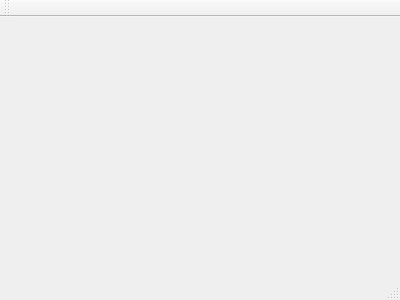
Qt form mainwindow.ui (Silobrlst/myTorrentClient) before a commit.
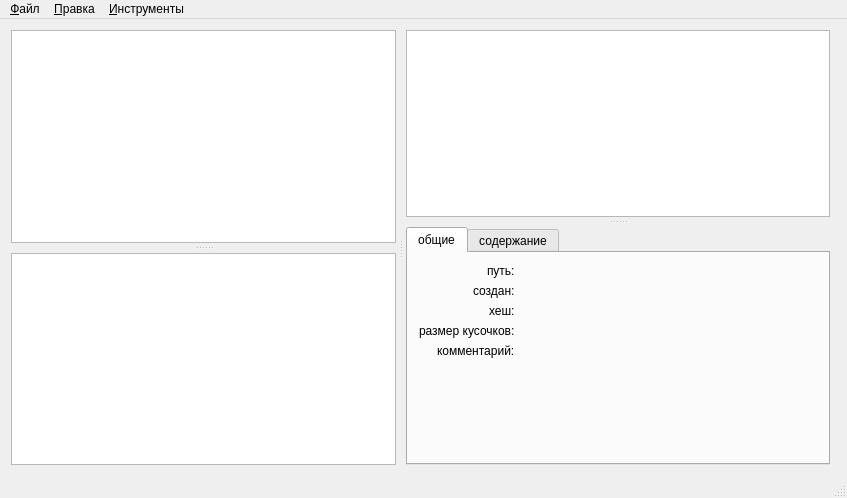
The same form after that commit.

```diff
--- a/mainwindow.ui
+++ b/mainwindow.ui
@@ -1,24 +1,281 @@
 <ui version="4.0">
  <class>MainWindow</class>
- <widget class="QMainWindow" name="MainWindow" >
-  <property name="geometry" >
+ <widget class="QMainWindow" name="MainWindow">
+  <property name="geometry">
    <rect>
     <x>0</x>
     <y>0</y>
-    <width>400</width>
-    <height>300</height>
+    <width>847</width>
+    <height>498</height>
    </rect>
   </property>
   <property name="windowTitle" >
    <string>MainWindow</string>
   </property>
-  <widget class="QMenuBar" name="menuBar" />
-  <widget class="QToolBar" name="mainToolBar" />
-  <widget class="QWidget" name="centralWidget" />
-  <widget class="QStatusBar" name="statusBar" />
+  <widget class="QWidget" name="centralWidget">
+   <layout class="QHBoxLayout" name="horizontalLayout">
+    <item>
+     <widget class="QSplitter" name="splitter_3">
+      <property name="orientation">
+       <enum>Qt::Horizontal</enum>
+      </property>
+      <property name="handleWidth">
+       <number>10</number>
+      </property>
+      <widget class="QSplitter" name="splitter_2">
+       <property name="orientation">
+        <enum>Qt::Vertical</enum>
+       </property>
+       <property name="handleWidth">
+        <number>10</number>
+       </property>
+       <widget class="QTreeView" name="torrentStatusGroups">
+        <property name="baseSize">
+         <size>
+          <width>0</width>
+          <height>0</height>
+         </size>
+        </property>
+        <property name="editTriggers">
+         <set>QAbstractItemView::NoEditTriggers</set>
+        </property>
+        <property name="showDropIndicator" stdset="0">
+         <bool>true</bool>
+        </property>
+        <property name="rootIsDecorated">
+         <bool>false</bool>
+        </property>
+        <property name="headerHidden">
+         <bool>true</bool>
+        </property>
+       </widget>
+       <widget class="QTreeView" name="torrentLabelGroups">
+        <property name="baseSize">
+         <size>
+          <width>0</width>
+          <height>0</height>
+         </size>
+        </property>
+        <property name="editTriggers">
+         <set>QAbstractItemView::EditKeyPressed</set>
+        </property>
+        <property name="showDropIndicator" stdset="0">
+         <bool>true</bool>
+        </property>
+        <property name="rootIsDecorated">
+         <bool>false</bool>
+        </property>
+        <property name="headerHidden">
+         <bool>true</bool>
+        </property>
+       </widget>
+      </widget>
+      <widget class="QSplitter" name="splitter">
+       <property name="orientation">
+        <enum>Qt::Vertical</enum>
+       </property>
+       <property name="opaqueResize">
+        <bool>true</bool>
+       </property>
+       <property name="handleWidth">
+        <number>10</number>
+       </property>
+       <property name="childrenCollapsible">
+        <bool>true</bool>
+       </property>
+       <widget class="QTableView" name="tableView">
+        <property name="editTriggers">
+         <set>QAbstractItemView::NoEditTriggers</set>
+        </property>
+        <property name="selectionBehavior">
+         <enum>QAbstractItemView::SelectRows</enum>
+        </property>
+        <property name="showGrid">
+         <bool>false</bool>
+        </property>
+        <property name="sortingEnabled">
+         <bool>true</bool>
+        </property>
+        <property name="wordWrap">
+         <bool>false</bool>
+        </property>
+        <attribute name="horizontalHeaderShowSortIndicator" stdset="0">
+         <bool>true</bool>
+        </attribute>
+        <attribute name="verticalHeaderVisible">
+         <bool>false</bool>
+        </attribute>
+        <attribute name="verticalHeaderDefaultSectionSize">
+         <number>20</number>
+        </attribute>
+       </widget>
+       <widget class="QTabWidget" name="tabWidget">
+        <property name="currentIndex">
+         <number>0</number>
+        </property>
+        <widget class="QWidget" name="tab">
+         <attribute name="title">
+          <string>общие</string>
+         </attribute>
+         <layout class="QFormLayout" name="formLayout">
+          <property name="labelAlignment">
+           <set>Qt::AlignRight|Qt::AlignTrailing|Qt::AlignVCenter</set>
+          </property>
+          <item row="0" column="0">
+           <widget class="QLabel" name="label_2">
+            <property name="text">
+             <string>путь:</string>
+            </property>
+            <property name="alignment">
+             <set>Qt::AlignLeading|Qt::AlignLeft|Qt::AlignVCenter</set>
+            </property>
+           </widget>
+          </item>
+          <item row="0" column="1">
+           <widget class="QLabel" name="torrentPath">
+            <property name="text">
+             <string/>
+            </property>
+            <property name="wordWrap">
+             <bool>true</bool>
+            </property>
+           </widget>
+          </item>
+          <item row="1" column="0">
+           <widget class="QLabel" name="label">
+            <property name="text">
+             <string>создан:</string>
+            </property>
+           </widget>
+          </item>
+          <item row="1" column="1">
+           <widget class="QLabel" name="torrentCreated">
+            <property name="text">
+             <string/>
+            </property>
+            <property name="wordWrap">
+             <bool>true</bool>
+            </property>
+           </widget>
+          </item>
+          <item row="2" column="0">
+           <widget class="QLabel" name="label_5">
+            <property name="text">
+             <string>хеш:</string>
+            </property>
+           </widget>
+          </item>
+          <item row="2" column="1">
+           <widget class="QLabel" name="torrentHash">
+            <property name="text">
+             <string/>
+            </property>
+            <property name="wordWrap">
+             <bool>true</bool>
+            </property>
+           </widget>
+          </item>
+          <item row="3" column="0">
+           <widget class="QLabel" name="label_6">
+            <property name="text">
+             <string>размер кусочков:</string>
+            </property>
+           </widget>
+          </item>
+          <item row="4" column="0">
+           <widget class="QLabel" name="label_7">
+            <property name="text">
+             <string>комментарий:</string>
+            </property>
+           </widget>
+          </item>
+          <item row="3" column="1">
+           <widget class="QLabel" name="torrentPieceSize">
+            <property name="text">
+             <string/>
+            </property>
+            <property name="wordWrap">
+             <bool>true</bool>
+            </property>
+           </widget>
+          </item>
+          <item row="4" column="1">
+           <widget class="QLabel" name="torrentComment">
+            <property name="text">
+             <string/>
+            </property>
+            <property name="wordWrap">
+             <bool>true</bool>
+            </property>
+            <property name="openExternalLinks">
+             <bool>false</bool>
+            </property>
+           </widget>
+          </item>
+         </layout>
+        </widget>
+        <widget class="QWidget" name="tab_2">
+         <attribute name="title">
+          <string>содержание</string>
+         </attribute>
+         <layout class="QHBoxLayout" name="horizontalLayout_3">
+          <item>
+           <widget class="QTreeView" name="torrentContentTree"/>
+          </item>
+         </layout>
+        </widget>
+       </widget>
+      </widget>
+     </widget>
+    </item>
+    <item>
+     <widget class="QWidget" name="widget" native="true"/>
+    </item>
+   </layout>
+  </widget>
+  <widget class="QMenuBar" name="menuBar">
+   <property name="geometry">
+    <rect>
+     <x>0</x>
+     <y>0</y>
+     <width>847</width>
+     <height>20</height>
+    </rect>
+   </property>
+   <widget class="QMenu" name="menu_FIle">
+    <property name="title">
+     <string>&amp;Файл</string>
+    </property>
+    <addaction name="menuOpen"/>
+   </widget>
+   <widget class="QMenu" name="menu">
+    <property name="title">
+     <string>&amp;Правка</string>
+    </property>
+   </widget>
+   <widget class="QMenu" name="menuTools">
+    <property name="title">
+     <string>&amp;Инструменты</string>
+    </property>
+    <addaction name="menuSettings"/>
+   </widget>
+   <addaction name="menu_FIle"/>
+   <addaction name="menu"/>
+   <addaction name="menuTools"/>
+  </widget>
+  <widget class="QStatusBar" name="statusBar"/>
+  <action name="menuSettings">
+   <property name="text">
+    <string>настройки</string>
+   </property>
+  </action>
+  <action name="menuOpen">
+   <property name="text">
+    <string>открыть</string>
+   </property>
+  </action>
  </widget>
- <layoutDefault spacing="6" margin="11" />
- <pixmapfunction></pixmapfunction>
+ <layoutdefault spacing="6" margin="11"/>
  <resources/>
  <connections/>
 </ui>
```
Left out of the diff: 5 changed lines with no effect on the pictures.
